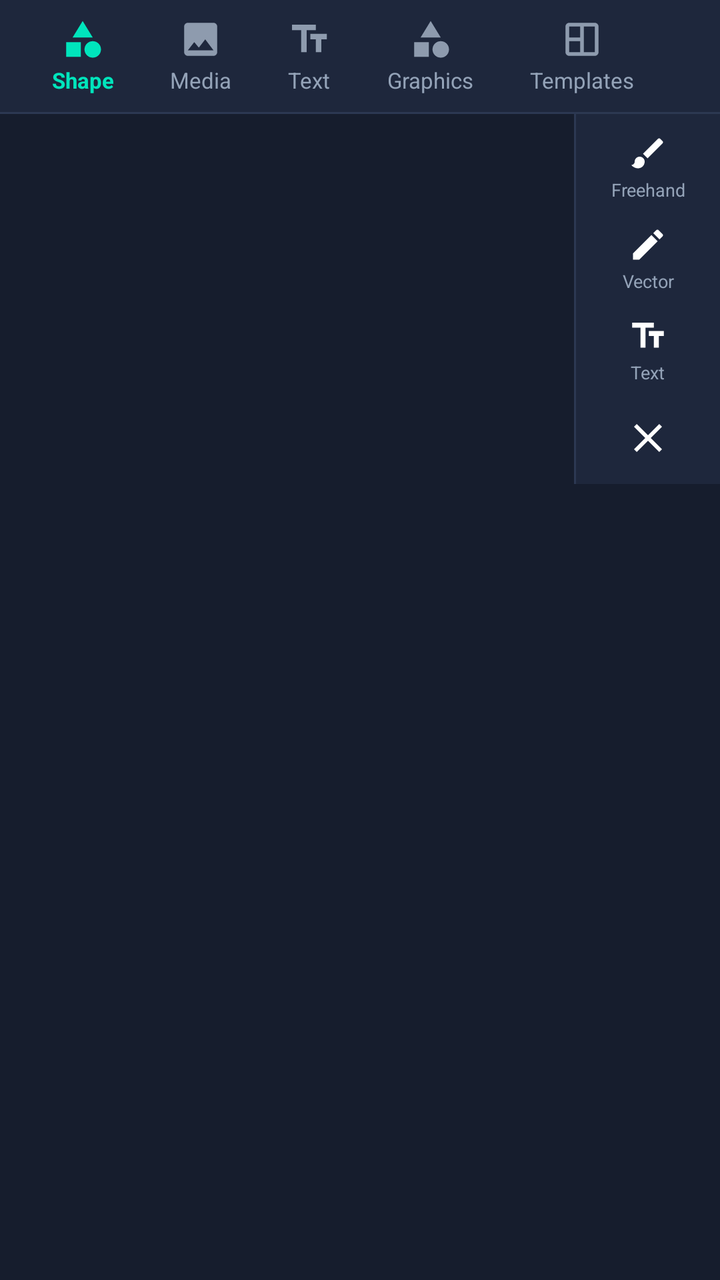
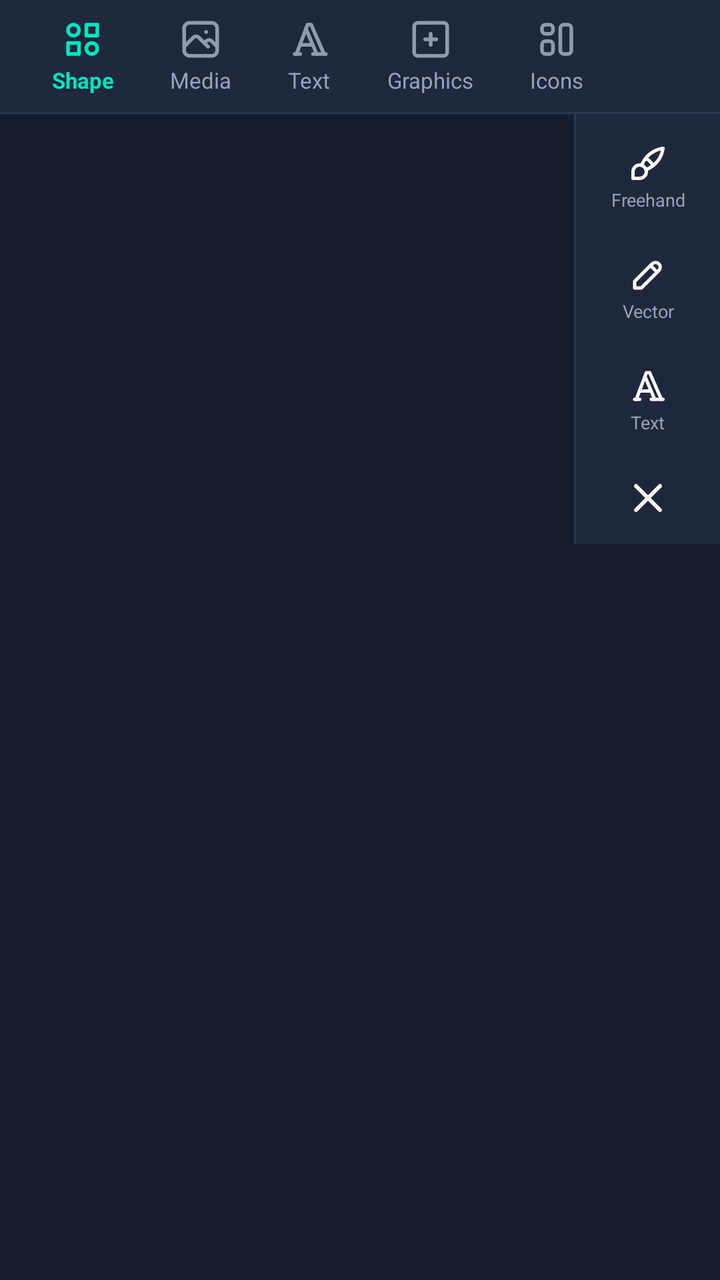

Before-and-after screenshots of an Android layout around one commit, followed by the original layout XML and the change that was made.
<!-- AndroidManifest.xml: application theme Theme.PixelEditor -->
<!-- res/layout/sheet_add_element.xml -->
<?xml version="1.0" encoding="utf-8"?>
<LinearLayout xmlns:android="http://schemas.android.com/apk/res/android"
    xmlns:app="http://schemas.android.com/apk/res-auto"
    android:id="@+id/sheetAddElement"
    android:layout_width="match_parent"
    android:layout_height="wrap_content"
    android:background="@color/pe_surface_panel"
    android:orientation="vertical">

    
    <HorizontalScrollView
        android:layout_width="match_parent"
        android:layout_height="56dp"
        android:background="@color/pe_surface_panel_elevated"
        android:scrollbars="none">

        <LinearLayout
            android:layout_width="wrap_content"
            android:layout_height="match_parent"
            android:gravity="center_vertical"
            android:orientation="horizontal"
            android:paddingStart="12dp"
            android:paddingEnd="12dp">

            
            <LinearLayout
                android:id="@+id/tabAddShape"
                android:layout_width="wrap_content"
                android:layout_height="match_parent"
                android:gravity="center"
                android:orientation="vertical"
                android:paddingStart="14dp"
                android:paddingEnd="14dp">

                <ImageView
                    android:id="@+id/ivTabShape"
                    android:layout_width="22dp"
                    android:layout_height="22dp"
                    android:src="@drawable/ic_tool_shape"
                    app:tint="@color/pe_accent_mint" />

                <TextView
                    android:id="@+id/tvTabShape"
                    android:layout_width="wrap_content"
                    android:layout_height="wrap_content"
                    android:layout_marginTop="2dp"
                    android:text="@string/tab_shape"
                    android:textColor="@color/pe_accent_mint"
                    android:textSize="11sp"
                    android:textStyle="bold" />
            </LinearLayout>

            
            <LinearLayout
                android:id="@+id/tabAddMedia"
                android:layout_width="wrap_content"
                android:layout_height="match_parent"
                android:gravity="center"
                android:orientation="vertical"
                android:paddingStart="14dp"
                android:paddingEnd="14dp">

                <ImageView
                    android:id="@+id/ivTabMedia"
                    android:layout_width="22dp"
                    android:layout_height="22dp"
                    android:src="@drawable/ic_pe_media"
                    app:tint="@color/pe_icon_inactive" />

                <TextView
                    android:id="@+id/tvTabMedia"
                    android:layout_width="wrap_content"
                    android:layout_height="wrap_content"
                    android:layout_marginTop="2dp"
                    android:text="@string/tab_media"
                    android:textColor="@color/pe_text_secondary"
                    android:textSize="11sp" />
            </LinearLayout>

            
            <LinearLayout
                android:id="@+id/tabAddText"
                android:layout_width="wrap_content"
                android:layout_height="match_parent"
                android:gravity="center"
                android:orientation="vertical"
                android:paddingStart="14dp"
                android:paddingEnd="14dp">

                <ImageView
                    android:id="@+id/ivTabText"
                    android:layout_width="22dp"
                    android:layout_height="22dp"
                    android:src="@drawable/ic_pe_text"
                    app:tint="@color/pe_icon_inactive" />

                <TextView
                    android:id="@+id/tvTabText"
                    android:layout_width="wrap_content"
                    android:layout_height="wrap_content"
                    android:layout_marginTop="2dp"
                    android:text="@string/tab_text"
                    android:textColor="@color/pe_text_secondary"
                    android:textSize="11sp" />
            </LinearLayout>

            
            <LinearLayout
                android:id="@+id/tabAddElements"
                android:layout_width="wrap_content"
                android:layout_height="match_parent"
                android:gravity="center"
                android:orientation="vertical"
                android:paddingStart="14dp"
                android:paddingEnd="14dp">

                <ImageView
                    android:id="@+id/ivTabElements"
                    android:layout_width="22dp"
                    android:layout_height="22dp"
                    android:src="@drawable/ic_pe_element"
                    app:tint="@color/pe_icon_inactive" />

                <TextView
                    android:id="@+id/tvTabElements"
                    android:layout_width="wrap_content"
                    android:layout_height="wrap_content"
                    android:layout_marginTop="2dp"
                    android:text="@string/tab_element"
                    android:textColor="@color/pe_text_secondary"
                    android:textSize="11sp" />
            </LinearLayout>

            
            <LinearLayout
                android:id="@+id/tabAddTemplates"
                android:layout_width="wrap_content"
                android:layout_height="match_parent"
                android:gravity="center"
                android:orientation="vertical"
                android:paddingStart="14dp"
                android:paddingEnd="14dp">

                <ImageView
                    android:id="@+id/ivTabTemplates"
                    android:layout_width="22dp"
                    android:layout_height="22dp"
                    android:src="@drawable/ic_pe_template"
                    app:tint="@color/pe_icon_inactive" />

                <TextView
                    android:id="@+id/tvTabTemplates"
                    android:layout_width="wrap_content"
                    android:layout_height="wrap_content"
                    android:layout_marginTop="2dp"
                    android:text="@string/tab_template"
                    android:textColor="@color/pe_text_secondary"
                    android:textSize="11sp" />
            </LinearLayout>
        </LinearLayout>
    </HorizontalScrollView>

    <View
        android:layout_width="match_parent"
        android:layout_height="1dp"
        android:background="@color/pe_border" />

    
    <LinearLayout
        android:layout_width="match_parent"
        android:layout_height="185dp"
        android:orientation="horizontal">

        
        <FrameLayout
            android:id="@+id/containerTabContent"
            android:layout_width="0dp"
            android:layout_height="match_parent"
            android:layout_weight="1"
            android:padding="6dp">

            
            <androidx.recyclerview.widget.RecyclerView
                android:id="@+id/rvAddShapesGrid"
                android:layout_width="match_parent"
                android:layout_height="match_parent"
                android:clipToPadding="false"
                android:scrollbars="vertical" />
        </FrameLayout>

        
        <View
            android:layout_width="1dp"
            android:layout_height="match_parent"
            android:background="@color/pe_border" />

        
        <LinearLayout
            android:layout_width="72dp"
            android:layout_height="match_parent"
            android:background="@color/pe_surface_panel_elevated"
            android:gravity="center_horizontal"
            android:orientation="vertical"
            android:paddingTop="4dp"
            android:paddingBottom="4dp">

            
            <LinearLayout
                android:id="@+id/btnRailFreehand"
                android:layout_width="match_parent"
                android:layout_height="0dp"
                android:layout_weight="1"
                android:gravity="center"
                android:orientation="vertical">

                <ImageView
                    android:layout_width="20dp"
                    android:layout_height="20dp"
                    android:src="@drawable/ic_pe_brush"
                    app:tint="@color/pe_text_primary" />

                <TextView
                    android:layout_width="wrap_content"
                    android:layout_height="wrap_content"
                    android:layout_marginTop="2dp"
                    android:gravity="center"
                    android:text="Freehand"
                    android:textColor="@color/pe_text_secondary"
                    android:textSize="9sp" />
            </LinearLayout>

            
            <LinearLayout
                android:id="@+id/btnRailVector"
                android:layout_width="match_parent"
                android:layout_height="0dp"
                android:layout_weight="1"
                android:gravity="center"
                android:orientation="vertical">

                <ImageView
                    android:layout_width="20dp"
                    android:layout_height="20dp"
                    android:src="@drawable/ic_pe_pen"
                    app:tint="@color/pe_text_primary" />

                <TextView
                    android:layout_width="wrap_content"
                    android:layout_height="wrap_content"
                    android:layout_marginTop="2dp"
                    android:gravity="center"
                    android:text="Vector"
                    android:textColor="@color/pe_text_secondary"
                    android:textSize="9sp" />
            </LinearLayout>

            
            <LinearLayout
                android:id="@+id/btnRailText"
                android:layout_width="match_parent"
                android:layout_height="0dp"
                android:layout_weight="1"
                android:gravity="center"
                android:orientation="vertical">

                <ImageView
                    android:layout_width="20dp"
                    android:layout_height="20dp"
                    android:src="@drawable/ic_pe_text"
                    app:tint="@color/pe_text_primary" />

                <TextView
                    android:layout_width="wrap_content"
                    android:layout_height="wrap_content"
                    android:layout_marginTop="2dp"
                    android:gravity="center"
                    android:text="Text"
                    android:textColor="@color/pe_text_secondary"
                    android:textSize="9sp" />
            </LinearLayout>

            
            <ImageButton
                android:id="@+id/btnCloseAddSheet"
                android:layout_width="38dp"
                android:layout_height="38dp"
                android:layout_marginTop="2dp"
                android:background="?attr/selectableItemBackgroundBorderless"
                android:src="@drawable/ic_pe_close"
                app:tint="@color/pe_text_primary" />
        </LinearLayout>
    </LinearLayout>
</LinearLayout>
<!-- resources referenced by this layout -->
<resources>
  <!-- drawable ic_pe_brush (drawable) -->
  <vector xmlns:android="http://schemas.android.com/apk/res/android"
      android:width="24dp"
      android:height="24dp"
      android:viewportWidth="24"
      android:viewportHeight="24">
      <path
          android:fillColor="@color/pe_text_primary"
          android:pathData="M7,14c-1.66,0 -3,1.34 -3,3 0,1.31 -1.16,2 -2,2 0.92,1.22 2.49,2 4,2 2.21,0 4,-1.79 4,-4 0,-1.66 -1.34,-3 -3,-3zm13.71,-9.37l-1.34,-1.34c-0.39,-0.39 -1.02,-0.39 -1.41,0L9,12.25 11.75,15l8.96,-8.96c0.39,-0.39 0.39,-1.02 0,-1.41z"/>
  </vector>
  <!-- drawable ic_pe_close (drawable) -->
  <vector xmlns:android="http://schemas.android.com/apk/res/android"
      android:width="24dp"
      android:height="24dp"
      android:viewportWidth="24"
      android:viewportHeight="24">
      <path
          android:fillColor="@color/pe_text_primary"
          android:pathData="M19,6.41L17.59,5 12,10.59 6.41,5 5,6.41 10.59,12 5,17.59 6.41,19 12,13.41 17.59,19 19,17.59 13.41,12z"/>
  </vector>
  <!-- drawable ic_pe_element (drawable) -->
  <vector xmlns:android="http://schemas.android.com/apk/res/android"
      android:width="24dp"
      android:height="24dp"
      android:viewportWidth="24"
      android:viewportHeight="24">
      <path
          android:fillColor="@color/pe_text_primary"
          android:pathData="M12,2l-5.5,9h11zM17.5,13c-2.49,0 -4.5,2.01 -4.5,4.5s2.01,4.5 4.5,4.5 4.5,-2.01 4.5,-4.5 -2.01,-4.5 -4.5,-4.5zM3,21.5h8v-8H3v8z"/>
  </vector>
  <!-- drawable ic_pe_media (drawable) -->
  <vector xmlns:android="http://schemas.android.com/apk/res/android"
      android:width="24dp"
      android:height="24dp"
      android:viewportWidth="24"
      android:viewportHeight="24">
      <path
          android:fillColor="@color/pe_text_primary"
          android:pathData="M21,19V5c0,-1.1 -0.9,-2 -2,-2H5c-1.1,0 -2,0.9 -2,2v14c0,1.1 0.9,2 2,2h14c1.1,0 2,-0.9 2,-2zM8.5,13.5l2.5,3.01L14.5,12l4.5,6H5l3.5,-4.5z"/>
  </vector>
  <!-- drawable ic_pe_pen (drawable) -->
  <vector xmlns:android="http://schemas.android.com/apk/res/android"
      android:width="24dp"
      android:height="24dp"
      android:viewportWidth="24"
      android:viewportHeight="24">
      <path
          android:fillColor="@color/pe_text_primary"
          android:pathData="M3,17.25V21h3.75L17.81,9.94l-3.75,-3.75L3,17.25zM20.71,7.04c0.39,-0.39 0.39,-1.02 0,-1.41l-2.34,-2.34c-0.39,-0.39 -1.02,-0.39 -1.41,0l-1.83,1.83 3.75,3.75 1.83,-1.83z"/>
  </vector>
  <!-- drawable ic_pe_template (drawable) -->
  <vector xmlns:android="http://schemas.android.com/apk/res/android"
      android:width="24dp"
      android:height="24dp"
      android:viewportWidth="24"
      android:viewportHeight="24">
      <path
          android:fillColor="@color/pe_text_primary"
          android:pathData="M19,3H5C3.9,3 3,3.9 3,5v14c0,1.1 0.9,2 2,2h14c1.1,0 2,-0.9 2,-2V5C21,3.9 20.1,3 19,3zM11,5v6H5V5h6zm-6,8h6v6H5v-6zm8,6v-14h6v14h-6z"/>
  </vector>
  <!-- drawable ic_pe_text (drawable) -->
  <vector xmlns:android="http://schemas.android.com/apk/res/android"
      android:width="24dp"
      android:height="24dp"
      android:viewportWidth="24"
      android:viewportHeight="24">
      <path
          android:fillColor="@color/pe_text_primary"
          android:pathData="M2.5,4v3h5v12h3V7h5V4h-13zm19,5h-9v3h3v7h3v-7h3V9z"/>
  </vector>
  <!-- drawable ic_tool_shape (drawable) -->
  <vector xmlns:android="http://schemas.android.com/apk/res/android"
      android:width="24dp"
      android:height="24dp"
      android:viewportWidth="24"
      android:viewportHeight="24">
      <path
          android:fillColor="@color/pe_text_primary"
          android:pathData="M12,2l-5.5,9h11zM17.5,13c-2.49,0 -4.5,2.01 -4.5,4.5s2.01,4.5 4.5,4.5 4.5,-2.01 4.5,-4.5 -2.01,-4.5 -4.5,-4.5zM3,21.5h8v-8H3v8z"/>
  </vector>
  <string name="tab_template">Templates</string>
  <!-- unchanged entries left out for length: 18 -->
</resources>

<!-- the commit's change to res/layout/sheet_add_element.xml (unified diff, before → after) -->
@@ -133,27 +133,27 @@
 
             
             <LinearLayout
-                android:id="@+id/tabAddTemplates"
-                android:layout_width="wrap_content"
-                android:layout_height="match_parent"
-                android:gravity="center"
-                android:orientation="vertical"
-                android:paddingStart="14dp"
-                android:paddingEnd="14dp">
-
-                <ImageView
-                    android:id="@+id/ivTabTemplates"
+                android:id="@+id/tabAddIcons"
+                android:layout_width="wrap_content"
+                android:layout_height="match_parent"
+                android:gravity="center"
+                android:orientation="vertical"
+                android:paddingStart="14dp"
+                android:paddingEnd="14dp">
+
+                <ImageView
+                    android:id="@+id/ivTabIcons"
                     android:layout_width="22dp"
                     android:layout_height="22dp"
                     android:src="@drawable/ic_pe_template"
                     app:tint="@color/pe_icon_inactive" />
 
                 <TextView
-                    android:id="@+id/tvTabTemplates"
-                    android:layout_width="wrap_content"
-                    android:layout_height="wrap_content"
-                    android:layout_marginTop="2dp"
-                    android:text="@string/tab_template"
+                    android:id="@+id/tvTabIcons"
+                    android:layout_width="wrap_content"
+                    android:layout_height="wrap_content"
+                    android:layout_marginTop="2dp"
+                    android:text="Icons"
                     android:textColor="@color/pe_text_secondary"
                     android:textSize="11sp" />
             </LinearLayout>
@@ -167,26 +167,75 @@
 
     
     <LinearLayout
+        android:id="@+id/layoutAddElementCenterContainer"
         android:layout_width="match_parent"
-        android:layout_height="185dp"
+        android:layout_height="215dp"
         android:orientation="horizontal">
 
         
-        <FrameLayout
+        <LinearLayout
             android:id="@+id/containerTabContent"
             android:layout_width="0dp"
             android:layout_height="match_parent"
             android:layout_weight="1"
+            android:orientation="vertical"
             android:padding="6dp">
+
+            
+            <LinearLayout
+                android:id="@+id/layoutIconSearchBar"
+                android:layout_width="match_parent"
+                android:layout_height="32dp"
+                android:layout_marginStart="4dp"
+                android:layout_marginEnd="4dp"
+                android:layout_marginBottom="6dp"
+                android:background="@drawable/bg_input_box"
+                android:gravity="center_vertical"
+                android:orientation="horizontal"
+                android:paddingStart="8dp"
+                android:paddingEnd="8dp"
+                android:visibility="gone">
+
+                <ImageView
+                    android:layout_width="16dp"
+                    android:layout_height="16dp"
+                    android:src="@drawable/ic_pe_search"
+                    app:tint="@color/pe_text_secondary" />
+
+                <EditText
+                    android:id="@+id/etIconSearch"
+                    android:layout_width="0dp"
+                    android:layout_height="match_parent"
+                    android:layout_marginStart="6dp"
+                    android:layout_weight="1"
+                    android:background="@null"
+                    android:hint="Search icons..."
+                    android:imeOptions="actionSearch"
+                    android:inputType="text"
+                    android:singleLine="true"
+                    android:textColor="@color/pe_text_primary"
+                    android:textColorHint="@color/pe_text_secondary"
+                    android:textSize="12sp" />
+
+                <ImageButton
+                    android:id="@+id/btnClearIconSearch"
+                    android:layout_width="20dp"
+                    android:layout_height="20dp"
+                    android:background="?attr/selectableItemBackgroundBorderless"
+                    android:src="@drawable/ic_pe_close"
+                    android:visibility="gone"
+                    app:tint="@color/pe_text_secondary" />
+            </LinearLayout>
 
             
             <androidx.recyclerview.widget.RecyclerView
                 android:id="@+id/rvAddShapesGrid"
                 android:layout_width="match_parent"
-                android:layout_height="match_parent"
+                android:layout_height="0dp"
+                android:layout_weight="1"
                 android:clipToPadding="false"
                 android:scrollbars="vertical" />
-        </FrameLayout>
+        </LinearLayout>
 
         
         <View
<!-- resource entries referenced after the edit -->
@@ -1,5 +1,13 @@
 <!-- resources referenced by this layout -->
 <resources>
+  <!-- drawable bg_input_box (drawable) -->
+  <?xml version="1.0" encoding="utf-8"?>
+  <shape xmlns:android="http://schemas.android.com/apk/res/android"
+      android:shape="rectangle">
+      <solid android:color="@color/pe_surface_input"/>
+      <stroke android:width="1dp" android:color="@color/pe_border"/>
+      <corners android:radius="8dp"/>
+  </shape>
   <!-- drawable ic_pe_brush (drawable) -->
   <vector xmlns:android="http://schemas.android.com/apk/res/android"
       android:width="24dp"
@@ -7,8 +15,29 @@
       android:viewportWidth="24"
       android:viewportHeight="24">
       <path
-          android:fillColor="@color/pe_text_primary"
-          android:pathData="M7,14c-1.66,0 -3,1.34 -3,3 0,1.31 -1.16,2 -2,2 0.92,1.22 2.49,2 4,2 2.21,0 4,-1.79 4,-4 0,-1.66 -1.34,-3 -3,-3zm13.71,-9.37l-1.34,-1.34c-0.39,-0.39 -1.02,-0.39 -1.41,0L9,12.25 11.75,15l8.96,-8.96c0.39,-0.39 0.39,-1.02 0,-1.41z"/>
+          android:strokeColor="#FFFFFFFF"
+          android:strokeWidth="2"
+          android:strokeLineCap="round"
+          android:strokeLineJoin="round"
+          android:pathData="M3 21v-4a4 4 0 1 1 4 4h-4" />
+      <path
+          android:strokeColor="#FFFFFFFF"
+          android:strokeWidth="2"
+          android:strokeLineCap="round"
+          android:strokeLineJoin="round"
+          android:pathData="M21 3a16 16 0 0 0 -12.8 10.2" />
+      <path
+          android:strokeColor="#FFFFFFFF"
+          android:strokeWidth="2"
+          android:strokeLineCap="round"
+          android:strokeLineJoin="round"
+          android:pathData="M21 3a16 16 0 0 1 -10.2 12.8" />
+      <path
+          android:strokeColor="#FFFFFFFF"
+          android:strokeWidth="2"
+          android:strokeLineCap="round"
+          android:strokeLineJoin="round"
+          android:pathData="M10.6 9a9 9 0 0 1 4.4 4.4" />
   </vector>
   <!-- drawable ic_pe_close (drawable) -->
   <vector xmlns:android="http://schemas.android.com/apk/res/android"
@@ -17,8 +46,17 @@
       android:viewportWidth="24"
       android:viewportHeight="24">
       <path
-          android:fillColor="@color/pe_text_primary"
-          android:pathData="M19,6.41L17.59,5 12,10.59 6.41,5 5,6.41 10.59,12 5,17.59 6.41,19 12,13.41 17.59,19 19,17.59 13.41,12z"/>
+          android:strokeColor="#FFFFFFFF"
+          android:strokeWidth="2"
+          android:strokeLineCap="round"
+          android:strokeLineJoin="round"
+          android:pathData="M18 6l-12 12" />
+      <path
+          android:strokeColor="#FFFFFFFF"
+          android:strokeWidth="2"
+          android:strokeLineCap="round"
+          android:strokeLineJoin="round"
+          android:pathData="M6 6l12 12" />
   </vector>
   <!-- drawable ic_pe_element (drawable) -->
   <vector xmlns:android="http://schemas.android.com/apk/res/android"
@@ -27,8 +65,23 @@
       android:viewportWidth="24"
       android:viewportHeight="24">
       <path
-          android:fillColor="@color/pe_text_primary"
-          android:pathData="M12,2l-5.5,9h11zM17.5,13c-2.49,0 -4.5,2.01 -4.5,4.5s2.01,4.5 4.5,4.5 4.5,-2.01 4.5,-4.5 -2.01,-4.5 -4.5,-4.5zM3,21.5h8v-8H3v8z"/>
+          android:strokeColor="#FFFFFFFF"
+          android:strokeWidth="2"
+          android:strokeLineCap="round"
+          android:strokeLineJoin="round"
+          android:pathData="M9 12h6" />
+      <path
+          android:strokeColor="#FFFFFFFF"
+          android:strokeWidth="2"
+          android:strokeLineCap="round"
+          android:strokeLineJoin="round"
+          android:pathData="M12 9v6" />
+      <path
+          android:strokeColor="#FFFFFFFF"
+          android:strokeWidth="2"
+          android:strokeLineCap="round"
+          android:strokeLineJoin="round"
+          android:pathData="M3 5a2 2 0 0 1 2 -2h14a2 2 0 0 1 2 2v14a2 2 0 0 1 -2 2h-14a2 2 0 0 1 -2 -2v-14" />
   </vector>
   <!-- drawable ic_pe_media (drawable) -->
   <vector xmlns:android="http://schemas.android.com/apk/res/android"
@@ -37,8 +90,29 @@
       android:viewportWidth="24"
       android:viewportHeight="24">
       <path
-          android:fillColor="@color/pe_text_primary"
-          android:pathData="M21,19V5c0,-1.1 -0.9,-2 -2,-2H5c-1.1,0 -2,0.9 -2,2v14c0,1.1 0.9,2 2,2h14c1.1,0 2,-0.9 2,-2zM8.5,13.5l2.5,3.01L14.5,12l4.5,6H5l3.5,-4.5z"/>
+          android:strokeColor="#FFFFFFFF"
+          android:strokeWidth="2"
+          android:strokeLineCap="round"
+          android:strokeLineJoin="round"
+          android:pathData="M15 8h.01" />
+      <path
+          android:strokeColor="#FFFFFFFF"
+          android:strokeWidth="2"
+          android:strokeLineCap="round"
+          android:strokeLineJoin="round"
+          android:pathData="M3 6a3 3 0 0 1 3 -3h12a3 3 0 0 1 3 3v12a3 3 0 0 1 -3 3h-12a3 3 0 0 1 -3 -3v-12" />
+      <path
+          android:strokeColor="#FFFFFFFF"
+          android:strokeWidth="2"
+          android:strokeLineCap="round"
+          android:strokeLineJoin="round"
+          android:pathData="M3 16l5 -5c.928 -.893 2.072 -.893 3 0l5 5" />
+      <path
+          android:strokeColor="#FFFFFFFF"
+          android:strokeWidth="2"
+          android:strokeLineCap="round"
+          android:strokeLineJoin="round"
+          android:pathData="M14 14l1 -1c.928 -.893 2.072 -.893 3 0l3 3" />
   </vector>
   <!-- drawable ic_pe_pen (drawable) -->
   <vector xmlns:android="http://schemas.android.com/apk/res/android"
@@ -47,8 +121,36 @@
       android:viewportWidth="24"
       android:viewportHeight="24">
       <path
-          android:fillColor="@color/pe_text_primary"
-          android:pathData="M3,17.25V21h3.75L17.81,9.94l-3.75,-3.75L3,17.25zM20.71,7.04c0.39,-0.39 0.39,-1.02 0,-1.41l-2.34,-2.34c-0.39,-0.39 -1.02,-0.39 -1.41,0l-1.83,1.83 3.75,3.75 1.83,-1.83z"/>
+          android:strokeColor="#FFFFFFFF"
+          android:strokeWidth="2"
+          android:strokeLineCap="round"
+          android:strokeLineJoin="round"
+          android:pathData="M4 20h4l10.5 -10.5a2.828 2.828 0 1 0 -4 -4l-10.5 10.5v4" />
+      <path
+          android:strokeColor="#FFFFFFFF"
+          android:strokeWidth="2"
+          android:strokeLineCap="round"
+          android:strokeLineJoin="round"
+          android:pathData="M13.5 6.5l4 4" />
+  </vector>
+  <!-- drawable ic_pe_search (drawable) -->
+  <vector xmlns:android="http://schemas.android.com/apk/res/android"
+      android:width="24dp"
+      android:height="24dp"
+      android:viewportWidth="24"
+      android:viewportHeight="24">
+      <path
+          android:strokeColor="#FFFFFFFF"
+          android:strokeWidth="2"
+          android:strokeLineCap="round"
+          android:strokeLineJoin="round"
+          android:pathData="M3 10a7 7 0 1 0 14 0a7 7 0 1 0 -14 0" />
+      <path
+          android:strokeColor="#FFFFFFFF"
+          android:strokeWidth="2"
+          android:strokeLineCap="round"
+          android:strokeLineJoin="round"
+          android:pathData="M21 21l-6 -6" />
   </vector>
   <!-- drawable ic_pe_template (drawable) -->
   <vector xmlns:android="http://schemas.android.com/apk/res/android"
@@ -57,8 +159,23 @@
       android:viewportWidth="24"
       android:viewportHeight="24">
       <path
-          android:fillColor="@color/pe_text_primary"
-          android:pathData="M19,3H5C3.9,3 3,3.9 3,5v14c0,1.1 0.9,2 2,2h14c1.1,0 2,-0.9 2,-2V5C21,3.9 20.1,3 19,3zM11,5v6H5V5h6zm-6,8h6v6H5v-6zm8,6v-14h6v14h-6z"/>
+          android:strokeColor="#FFFFFFFF"
+          android:strokeWidth="2"
+          android:strokeLineCap="round"
+          android:strokeLineJoin="round"
+          android:pathData="M4 6a2 2 0 0 1 2 -2h2a2 2 0 0 1 2 2v1a2 2 0 0 1 -2 2h-2a2 2 0 0 1 -2 -2l0 -1" />
+      <path
+          android:strokeColor="#FFFFFFFF"
+          android:strokeWidth="2"
+          android:strokeLineCap="round"
+          android:strokeLineJoin="round"
+          android:pathData="M4 15a2 2 0 0 1 2 -2h2a2 2 0 0 1 2 2v3a2 2 0 0 1 -2 2h-2a2 2 0 0 1 -2 -2l0 -3" />
+      <path
+          android:strokeColor="#FFFFFFFF"
+          android:strokeWidth="2"
+          android:strokeLineCap="round"
+          android:strokeLineJoin="round"
+          android:pathData="M14 6a2 2 0 0 1 2 -2h2a2 2 0 0 1 2 2v12a2 2 0 0 1 -2 2h-2a2 2 0 0 1 -2 -2l0 -12" />
   </vector>
   <!-- drawable ic_pe_text (drawable) -->
   <vector xmlns:android="http://schemas.android.com/apk/res/android"
@@ -67,8 +184,35 @@
       android:viewportWidth="24"
       android:viewportHeight="24">
       <path
-          android:fillColor="@color/pe_text_primary"
-          android:pathData="M2.5,4v3h5v12h3V7h5V4h-13zm19,5h-9v3h3v7h3v-7h3V9z"/>
+          android:strokeColor="#FFFFFFFF"
+          android:strokeWidth="2"
+          android:strokeLineCap="round"
+          android:strokeLineJoin="round"
+          android:pathData="M4 20l3 0" />
+      <path
+          android:strokeColor="#FFFFFFFF"
+          android:strokeWidth="2"
+          android:strokeLineCap="round"
+          android:strokeLineJoin="round"
+          android:pathData="M14 20l7 0" />
+      <path
+          android:strokeColor="#FFFFFFFF"
+          android:strokeWidth="2"
+          android:strokeLineCap="round"
+          android:strokeLineJoin="round"
+          android:pathData="M6.9 15l6.9 0" />
+      <path
+          android:strokeColor="#FFFFFFFF"
+          android:strokeWidth="2"
+          android:strokeLineCap="round"
+          android:strokeLineJoin="round"
+          android:pathData="M10.2 6.3l5.8 13.7" />
+      <path
+          android:strokeColor="#FFFFFFFF"
+          android:strokeWidth="2"
+          android:strokeLineCap="round"
+          android:strokeLineJoin="round"
+          android:pathData="M5 20l6 -16l2 0l7 16" />
   </vector>
   <!-- drawable ic_tool_shape (drawable) -->
   <vector xmlns:android="http://schemas.android.com/apk/res/android"
@@ -77,10 +221,31 @@
       android:viewportWidth="24"
       android:viewportHeight="24">
       <path
-          android:fillColor="@color/pe_text_primary"
-          android:pathData="M12,2l-5.5,9h11zM17.5,13c-2.49,0 -4.5,2.01 -4.5,4.5s2.01,4.5 4.5,4.5 4.5,-2.01 4.5,-4.5 -2.01,-4.5 -4.5,-4.5zM3,21.5h8v-8H3v8z"/>
-  </vector>
-  <string name="tab_template">Templates</string>
+          android:strokeColor="#FFFFFFFF"
+          android:strokeWidth="2"
+          android:strokeLineCap="round"
+          android:strokeLineJoin="round"
+          android:pathData="M14 4h6v6h-6l0 -6" />
+      <path
+          android:strokeColor="#FFFFFFFF"
+          android:strokeWidth="2"
+          android:strokeLineCap="round"
+          android:strokeLineJoin="round"
+          android:pathData="M4 14h6v6h-6l0 -6" />
+      <path
+          android:strokeColor="#FFFFFFFF"
+          android:strokeWidth="2"
+          android:strokeLineCap="round"
+          android:strokeLineJoin="round"
+          android:pathData="M14 17a3 3 0 1 0 6 0a3 3 0 1 0 -6 0" />
+      <path
+          android:strokeColor="#FFFFFFFF"
+          android:strokeWidth="2"
+          android:strokeLineCap="round"
+          android:strokeLineJoin="round"
+          android:pathData="M4 7a3 3 0 1 0 6 0a3 3 0 1 0 -6 0" />
+  </vector>
+  <color name="pe_surface_input">#1A2234</color>
   <!-- unchanged entries left out for length: 18 -->
 </resources>
 
